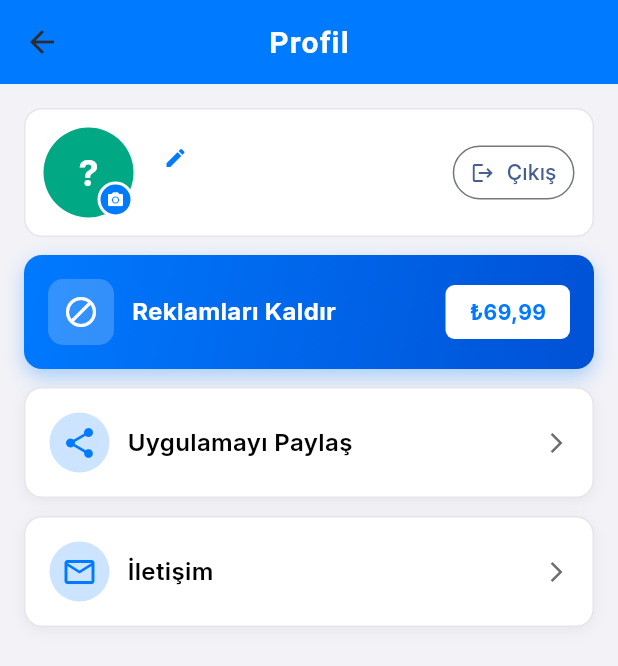
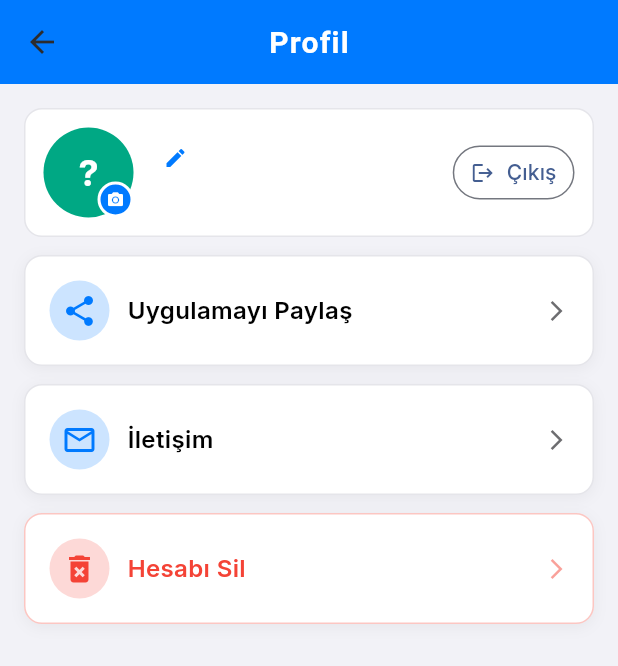
Before and after one commit to ebubekir0/kavaid, a Flutter app: the ProfileScreen screen opened directly with empty values, on a phone screen of 412 x 824 dp. Shown: the top 666 px of the screen. Run offline on Flutter 3.47's test engine with Material 3 defaults, Android fonts, the phone set to English and light mode, and no system bars; our stand-ins replace cloud_firestore, connectivity_plus, device_info_plus, firebase_analytics, firebase_auth, firebase_core and 16 more; missing offline and left inert: flutter_displaymode, in_app_purchase_android, in_app_purchase_storekit, translator; accounts and stored records are empty; network calls fail; project files that could hold a hidden picture were left out.

Commit message:
Kitaplar kaldırıldı, reklamları kaldır UI kaldırıldı, hesap silme eklendi

```diff
--- a/lib/screens/profile_screen.dart
+++ b/lib/screens/profile_screen.dart
@@ -663,6 +663,9 @@ class _ProfileScreenState extends State<ProfileScreen> {
                                     ],
                                   ),
                                 ),
+                                Row(
+                                  mainAxisSize: MainAxisSize.min,
+                                  children: [
                                     OutlinedButton.icon(
                                       onPressed: () async {
                                         final confirm = await showDialog<bool>(
@@ -695,6 +698,8 @@ class _ProfileScreenState extends State<ProfileScreen> {
                                       ),
                                     ),
                                   ],
+                                ),
+                              ],
                             );
                           },
                         ),
@@ -751,132 +756,6 @@ class _ProfileScreenState extends State<ProfileScreen> {
                   ),
                 ),
                 const SizedBox(height: 12),
-
-                // Reklam kaldırma önerisi veya durumu - Profil kısmının hemen altında
-                if (!_creditsService.isLifetimeAdsFree) ...[
-                  // Reklam kaldırma önerisi
-                    GestureDetector(
-                    onTap: () {
-                      FocusScope.of(context).unfocus();
-                      if (!_authService.isSignedIn) {
-                        // Giriş zorunlu - alttan SnackBar uyarısı göster
-                        _showLoginRequiredSnackBar();
-                        return;
-                      }
-                      _showPurchaseDialog();
-                    },
-                    child: Container(
-                      padding: const EdgeInsets.all(16),
-                      decoration: BoxDecoration(
-                        gradient: LinearGradient(
-                          colors: [Color(0xFF007AFF), Color(0xFF0051D5)],
-                          begin: Alignment.topLeft,
-                          end: Alignment.bottomRight,
-                        ),
-                        borderRadius: BorderRadius.circular(12),
-                        boxShadow: [
-                          BoxShadow(
-                            color: Color(0xFF007AFF).withOpacity(0.3),
-                            blurRadius: 10,
-                            offset: Offset(0, 5),
-                          ),
-                        ],
-                      ),
-                      child: Row(
-                        children: [
-                          Container(
-                            padding: EdgeInsets.all(10),
-                            decoration: BoxDecoration(
-                              color: Colors.white.withOpacity(0.2),
-                              borderRadius: BorderRadius.circular(10),
-                            ),
-                            child: Icon(
-                              Icons.block,
-                              color: Colors.white,
-                              size: 24,
-                            ),
-                          ),
-                          const SizedBox(width: 12),
-                          Expanded(
-                            child: Text(
-                              'Reklamları Kaldır',
-                              style: TextStyle(
-                                fontSize: 16,
-                                fontWeight: FontWeight.bold,
-                                color: Colors.white,
-                              ),
-                            ),
-                          ),
-                          Container(
-                            padding: EdgeInsets.symmetric(vertical: 8, horizontal: 16),
-                            decoration: BoxDecoration(
-                              color: Colors.white,
-                              borderRadius: BorderRadius.circular(6),
-                            ),
-                            child: Text(
-                              _purchaseService.removeAdsPrice,
-                              style: TextStyle(
-                                fontSize: 14,
-                                fontWeight: FontWeight.bold,
-                                color: Color(0xFF007AFF),
-                              ),
-                            ),
-                          ),
-                        ],
-                      ),
-                    ),
-                  ),
-                ] else ...[
-                  // Reklamsız durumu - daha küçük
-                  Container(
-                    padding: const EdgeInsets.all(16),
-                    decoration: BoxDecoration(
-                      color: const Color(0xFF007AFF),
-                      borderRadius: BorderRadius.circular(12),
-                      boxShadow: [
-                        BoxShadow(
-                          color: Color(0xFF007AFF).withOpacity(0.3),
-                          blurRadius: 10,
-                          offset: Offset(0, 5),
-                        ),
-                      ],
-                    ),
-                    child: Column(
-                      children: [
-                        Row(
-                          children: [
-                            Container(
-                              padding: EdgeInsets.all(10),
-                              decoration: BoxDecoration(
-                                color: Colors.white.withOpacity(0.2),
-                                borderRadius: BorderRadius.circular(10),
-                              ),
-                              child: Icon(
-                                Icons.all_inclusive,
-                                color: Colors.white,
-                                size: 24,
-                              ),
-                            ),
-                            const SizedBox(width: 12),
-                            Expanded(
-                              child: Text(
-                                'Reklamsız Kullanım',
-                                style: TextStyle(
-                                  fontSize: 16,
-                                  fontWeight: FontWeight.bold,
-                                  color: Colors.white,
-                                ),
-                              ),
-                            ),
-                          ],
-                        ),
-                      ],
-                    ),
-                  ),
-                ],
-
-                const SizedBox(height: 12),
-
 
                 // TEST: Debug butonları (sadece debug modda)
                 if (!kReleaseMode) ...[
@@ -1447,6 +1326,67 @@ class _ProfileScreenState extends State<ProfileScreen> {
                   ),
                 ),
 
+                // Hesabı Sil Kartı (sadece giriş yapılmışsa)
+                if (_authService.isSignedIn) ...[
+                  const SizedBox(height: 12),
+                  GestureDetector(
+                    onTap: () => _showDeleteAccountDialog(isDarkMode),
+                    child: Container(
+                      padding: const EdgeInsets.all(16),
+                      decoration: BoxDecoration(
+                        color: isDarkMode ? const Color(0xFF2C2C2E) : Colors.white,
+                        borderRadius: BorderRadius.circular(12),
+                        border: Border.all(
+                          color: Colors.red.withOpacity(0.3),
+                          width: 1,
+                        ),
+                        boxShadow: [
+                          BoxShadow(
+                            color: isDarkMode
+                                ? Colors.black.withOpacity(0.2)
+                                : Colors.black.withOpacity(0.05),
+                            blurRadius: 8,
+                            offset: const Offset(0, 2),
+                          ),
+                        ],
+                      ),
+                      child: Row(
+                        children: [
+                          Container(
+                            width: 40,
+                            height: 40,
+                            decoration: BoxDecoration(
+                              color: Colors.red.withOpacity(0.2),
+                              shape: BoxShape.circle,
+                            ),
+                            child: Icon(
+                              Icons.delete_forever,
+                              color: Colors.red,
+                              size: 24,
+                            ),
+                          ),
+                          const SizedBox(width: 12),
+                          Expanded(
+                            child: Text(
+                              'Hesabı Sil',
+                              style: TextStyle(
+                                fontSize: 16,
+                                fontWeight: FontWeight.w600,
+                                color: Colors.red,
+                              ),
+                            ),
+                          ),
+                          Icon(
+                            Icons.arrow_forward_ios,
+                            size: 16,
+                            color: Colors.red.withOpacity(0.5),
+                          ),
+                        ],
+                      ),
+                    ),
+                  ),
+                ],
+
                 // 🧪 DEBUG: Satın alma test araçları (sadece debug modda)
                 if (kDebugMode) ...[
                   const SizedBox(height: 24),
@@ -2149,6 +2089,102 @@ class _ProfileScreenState extends State<ProfileScreen> {
         ),
       ),
     );
+  }
+
+  void _showDeleteAccountDialog(bool isDarkMode) {
+    showDialog(
+      context: context,
+      builder: (ctx) => AlertDialog(
+        backgroundColor: isDarkMode ? const Color(0xFF2C2C2E) : Colors.white,
+        shape: RoundedRectangleBorder(borderRadius: BorderRadius.circular(16)),
+        title: Row(
+          children: [
+            Icon(Icons.warning_amber_rounded, color: Colors.red, size: 28),
+            const SizedBox(width: 8),
+            Text(
+              'Hesabı Sil',
+              style: TextStyle(color: Colors.red, fontWeight: FontWeight.bold),
+            ),
+          ],
+        ),
+        content: Text(
+          'Hesabınız ve tüm verileriniz kalıcı olarak silinecektir. Bu işlem geri alınamaz.',
+          style: TextStyle(
+            color: isDarkMode ? Colors.white70 : Colors.black87,
+          ),
+        ),
+        actions: [
+          TextButton(
+            onPressed: () => Navigator.pop(ctx),
+            child: Text('İptal', style: TextStyle(color: isDarkMode ? Colors.white70 : Colors.black54)),
+          ),
+          ElevatedButton(
+            onPressed: () async {
+              Navigator.pop(ctx);
+              await _deleteAccount(isDarkMode);
+            },
+            style: ElevatedButton.styleFrom(
+              backgroundColor: Colors.red,
+              foregroundColor: Colors.white,
+            ),
+            child: const Text('Hesabı Sil'),
+          ),
+        ],
+      ),
+    );
+  }
+
+  Future<void> _deleteAccount(bool isDarkMode) async {
+    try {
+      final user = FirebaseAuth.instance.currentUser;
+      if (user == null) return;
+
+      // Firestore'dan kullanıcı verilerini sil
+      await FirebaseFirestore.instance.collection('users').doc(user.uid).delete();
+
+      // Firebase Auth hesabını sil
+      await user.delete();
+
+      if (mounted) {
+        ScaffoldMessenger.of(context).showSnackBar(
+          const SnackBar(
+            content: Text('Hesabınız başarıyla silindi'),
+            backgroundColor: Colors.green,
+          ),
+        );
+        setState(() {});
+      }
+    } on FirebaseAuthException catch (e) {
+      if (e.code == 'requires-recent-login') {
+        // Yeniden giriş gerekiyor
+        if (mounted) {
+          ScaffoldMessenger.of(context).showSnackBar(
+            const SnackBar(
+              content: Text('Güvenlik nedeniyle önce çıkış yapıp tekrar giriş yapın'),
+              backgroundColor: Colors.orange,
+            ),
+          );
+        }
+      } else {
+        if (mounted) {
+          ScaffoldMessenger.of(context).showSnackBar(
+            SnackBar(
+              content: Text('Hesap silme hatası: ${e.message}'),
+              backgroundColor: Colors.red,
+            ),
+          );
+        }
+      }
+    } catch (e) {
+      if (mounted) {
+        ScaffoldMessenger.of(context).showSnackBar(
+          SnackBar(
+            content: Text('Hesap silme hatası: $e'),
+            backgroundColor: Colors.red,
+          ),
+        );
+      }
+    }
   }
 
   void _showEmailAuthSheet(bool isDarkMode, {bool initialIsLogin = true}) {
```
Also changed, not shown: lib/screens/learning_screen.dart (+10 -0 lines). Lines whose indentation alone changed are shown as unchanged.
